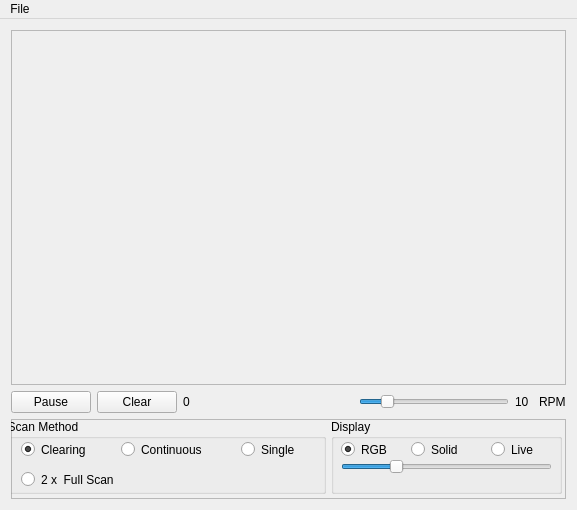
Old version of the form Client/mainwindow.ui in the repository ANW180/Pidar.
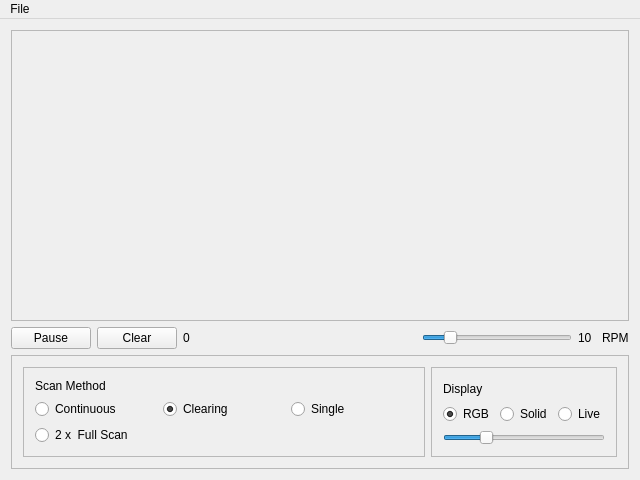
New version of the form. Custom widgets are drawn as their Qt base class.

Commit message: Changed the gui elements for proper resizing/displaying

```diff
--- a/Client/mainwindow.ui
+++ b/Client/mainwindow.ui
@@ -6,8 +6,8 @@
    <rect>
     <x>0</x>
     <y>0</y>
-    <width>577</width>
-    <height>510</height>
+    <width>640</width>
+    <height>480</height>
    </rect>
   </property>
   <property name="windowTitle">
@@ -141,122 +141,132 @@
       <property name="frameShadow">
        <enum>QFrame::Raised</enum>
       </property>
-      <widget class="QGroupBox" name="groupBox">
-       <property name="geometry">
-        <rect>
-         <x>-10</x>
-         <y>0</y>
-         <width>325</width>
-         <height>75</height>
-        </rect>
-       </property>
-       <property name="minimumSize">
-        <size>
-         <width>325</width>
-         <height>75</height>
-        </size>
-       </property>
-       <property name="maximumSize">
-        <size>
-         <width>16777215</width>
-         <height>75</height>
-        </size>
-       </property>
-       <property name="title">
-        <string>  Scan Method</string>
-       </property>
-       <widget class="QRadioButton" name="radioClearing">
-        <property name="geometry">
-         <rect>
-          <x>20</x>
-          <y>20</y>
-          <width>91</width>
-          <height>21</height>
-         </rect>
+      <layout class="QHBoxLayout" name="horizontalLayout_5">
+       <item>
+        <widget class="QFrame" name="frame_3">
+         <property name="sizePolicy">
+          <sizepolicy hsizetype="Preferred" vsizetype="Preferred">
+           <horstretch>0</horstretch>
+           <verstretch>0</verstretch>
+          </sizepolicy>
+         </property>
+         <property name="frameShape">
+          <enum>QFrame::StyledPanel</enum>
+         </property>
+         <property name="frameShadow">
+          <enum>QFrame::Raised</enum>
+         </property>
+         <layout class="QVBoxLayout" name="verticalLayout_5">
+          <item>
+           <layout class="QVBoxLayout" name="verticalLayout_3">
+            <item>
+             <widget class="QLabel" name="label">
+              <property name="sizePolicy">
+               <sizepolicy hsizetype="MinimumExpanding" vsizetype="Preferred">
+                <horstretch>0</horstretch>
+                <verstretch>0</verstretch>
+               </sizepolicy>
         </property>
         <property name="text">
-         <string>Clearing</string>
-        </property>
-        <property name="checked">
-         <bool>true</bool>
-        </property>
-       </widget>
+               <string>Scan Method</string>
+              </property>
+             </widget>
+            </item>
+            <item>
+             <layout class="QHBoxLayout" name="horizontalLayout_2">
+              <item>
        <widget class="QRadioButton" name="radioContinuous">
-        <property name="geometry">
-         <rect>
-          <x>120</x>
-          <y>20</y>
-          <width>111</width>
-          <height>21</height>
-         </rect>
+                <property name="sizePolicy">
+                 <sizepolicy hsizetype="MinimumExpanding" vsizetype="Fixed">
+                  <horstretch>0</horstretch>
+                  <verstretch>0</verstretch>
+                 </sizepolicy>
         </property>
         <property name="text">
          <string>Continuous</string>
         </property>
        </widget>
+              </item>
+              <item>
+               <widget class="QRadioButton" name="radioClearing">
+                <property name="sizePolicy">
+                 <sizepolicy hsizetype="MinimumExpanding" vsizetype="Fixed">
+                  <horstretch>0</horstretch>
+                  <verstretch>0</verstretch>
+                 </sizepolicy>
+                </property>
+                <property name="text">
+                 <string>Clearing</string>
+                </property>
+                <property name="checked">
+                 <bool>true</bool>
+                </property>
+               </widget>
+              </item>
+              <item>
        <widget class="QRadioButton" name="radioSingle">
-        <property name="geometry">
-         <rect>
-          <x>240</x>
-          <y>20</y>
-          <width>81</width>
-          <height>21</height>
-         </rect>
+                <property name="sizePolicy">
+                 <sizepolicy hsizetype="MinimumExpanding" vsizetype="Fixed">
+                  <horstretch>0</horstretch>
+                  <verstretch>0</verstretch>
+                 </sizepolicy>
         </property>
         <property name="text">
          <string>Single</string>
         </property>
        </widget>
+              </item>
+             </layout>
+            </item>
+            <item>
        <widget class="QRadioButton" name="radioFullScan">
-        <property name="geometry">
-         <rect>
-          <x>20</x>
-          <y>50</y>
-          <width>131</width>
-          <height>21</height>
-         </rect>
+              <property name="sizePolicy">
+               <sizepolicy hsizetype="MinimumExpanding" vsizetype="Fixed">
+                <horstretch>0</horstretch>
+                <verstretch>0</verstretch>
+               </sizepolicy>
         </property>
         <property name="text">
          <string>2 x  Full Scan</string>
         </property>
        </widget>
-      </widget>
-      <widget class="QGroupBox" name="groupBox_2">
-       <property name="geometry">
-        <rect>
-         <x>320</x>
-         <y>0</y>
-         <width>231</width>
-         <height>75</height>
-        </rect>
-       </property>
-       <property name="minimumSize">
-        <size>
-         <width>0</width>
-         <height>75</height>
-        </size>
-       </property>
-       <property name="maximumSize">
-        <size>
-         <width>16777215</width>
-         <height>75</height>
-        </size>
-       </property>
-       <property name="layoutDirection">
-        <enum>Qt::LeftToRight</enum>
-       </property>
-       <property name="title">
+            </item>
+           </layout>
+          </item>
+         </layout>
+         <zorder>groupBox_2</zorder>
+         <zorder>groupBox_2</zorder>
+         <zorder>verticalLayoutWidget</zorder>
+        </widget>
+       </item>
+       <item>
+        <widget class="QFrame" name="frame_4">
+         <property name="sizePolicy">
+          <sizepolicy hsizetype="Preferred" vsizetype="Preferred">
+           <horstretch>0</horstretch>
+           <verstretch>0</verstretch>
+          </sizepolicy>
+         </property>
+         <property name="frameShape">
+          <enum>QFrame::StyledPanel</enum>
+         </property>
+         <property name="frameShadow">
+          <enum>QFrame::Raised</enum>
+         </property>
+         <layout class="QVBoxLayout" name="verticalLayout_6">
+          <item>
+           <layout class="QVBoxLayout" name="verticalLayout_4">
+            <item>
+             <widget class="QLabel" name="label_2">
+              <property name="text">
         <string>Display</string>
        </property>
+             </widget>
+            </item>
+            <item>
+             <layout class="QHBoxLayout" name="horizontalLayout_4">
+              <item>
        <widget class="QRadioButton" name="radioDispRGB">
-        <property name="geometry">
-         <rect>
-          <x>10</x>
-          <y>20</y>
-          <width>61</width>
-          <height>21</height>
-         </rect>
-        </property>
         <property name="text">
          <string>RGB</string>
         </property>
@@ -264,43 +274,33 @@
          <bool>true</bool>
         </property>
        </widget>
+              </item>
+              <item>
        <widget class="QRadioButton" name="radioDispSolid">
-        <property name="geometry">
-         <rect>
-          <x>80</x>
-          <y>20</y>
-          <width>71</width>
-          <height>21</height>
-         </rect>
-        </property>
         <property name="text">
          <string>Solid</string>
         </property>
        </widget>
+              </item>
+              <item>
        <widget class="QRadioButton" name="radioDispLive">
-        <property name="geometry">
-         <rect>
-          <x>160</x>
-          <y>20</y>
-          <width>61</width>
-          <height>21</height>
-         </rect>
-        </property>
         <property name="text">
          <string>Live</string>
         </property>
        </widget>
+              </item>
+             </layout>
+            </item>
+            <item>
        <widget class="QSlider" name="slideScale">
         <property name="enabled">
          <bool>true</bool>
         </property>
-        <property name="geometry">
-         <rect>
-          <x>10</x>
-          <y>40</y>
-          <width>211</width>
-          <height>16</height>
-         </rect>
+              <property name="sizePolicy">
+               <sizepolicy hsizetype="Preferred" vsizetype="Maximum">
+                <horstretch>0</horstretch>
+                <verstretch>0</verstretch>
+               </sizepolicy>
         </property>
         <property name="minimumSize">
          <size>
@@ -321,7 +321,13 @@
          <enum>Qt::Horizontal</enum>
         </property>
        </widget>
-      </widget>
+            </item>
+           </layout>
+          </item>
+         </layout>
+        </widget>
+       </item>
+      </layout>
      </widget>
     </item>
    </layout>
@@ -331,8 +337,8 @@
     <rect>
      <x>0</x>
      <y>0</y>
-     <width>577</width>
-     <height>23</height>
+     <width>640</width>
+     <height>20</height>
     </rect>
    </property>
    <widget class="QMenu" name="menuFile">
```
Left out of the diff: 2 changed lines with no effect on the pictures. Lines whose indentation alone changed are shown as unchanged.
